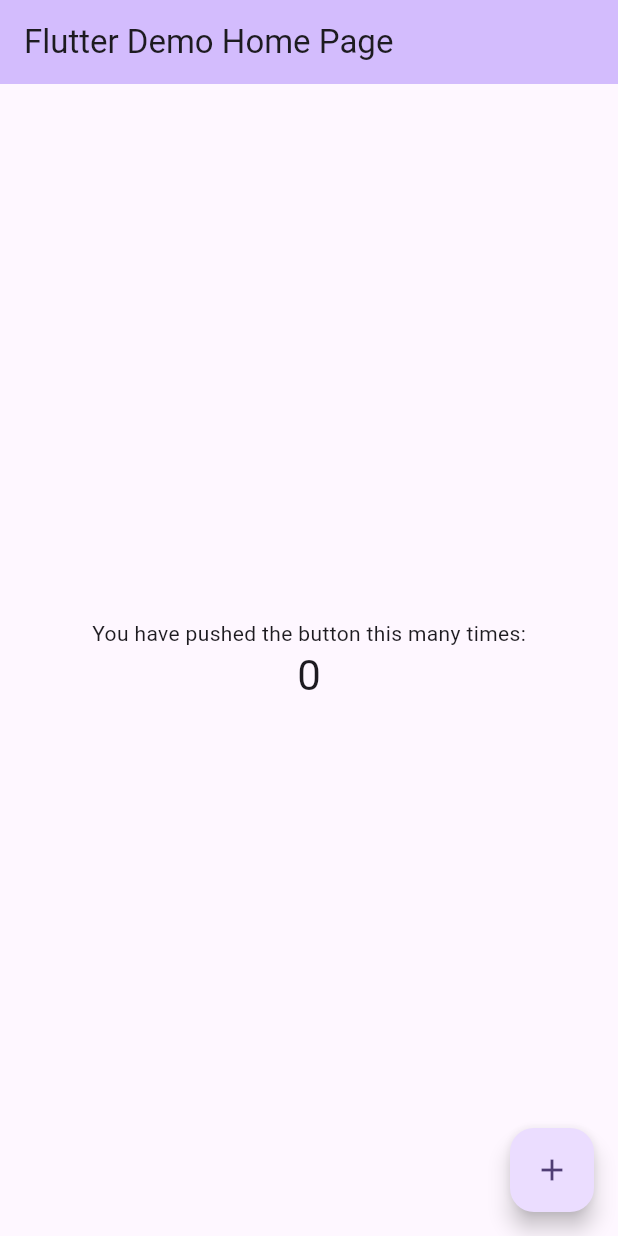
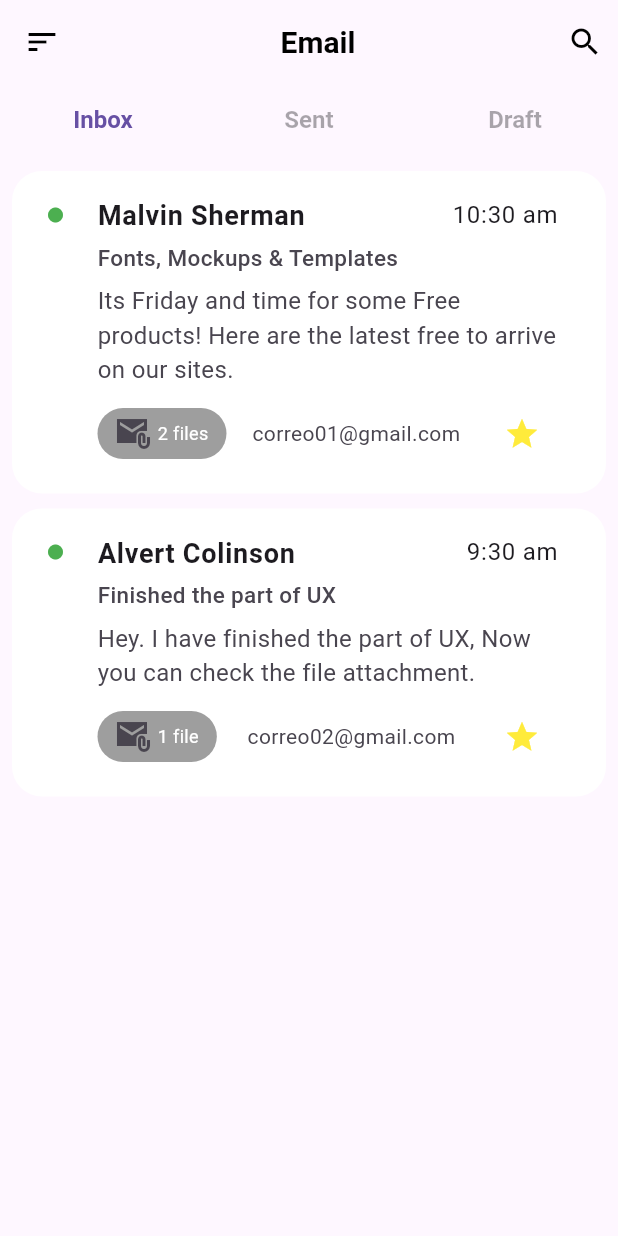
Before and after one commit to UrlishMarroquin/reto_disenio_2, a Flutter app: the screen it shows after launch, on a phone screen of 412 x 824 dp. Run offline on Flutter 3.47's test engine with Material 3 defaults, Android fonts, the phone set to English and light mode, and no system bars.

Commit message:
Agrega Codigo Fuente

```diff
--- /dev/null
+++ b/lib/constants/constants.dart
@@ -0,0 +1,51 @@
+import 'package:flutter/material.dart';
+
+const Color colorIconAppBar = Colors.black;
+const Color colorElemento = Colors.white;
+const Color colorEstadoAct = Colors.green;
+const Color colorFondo = Colors.grey;
+const Color colorIcono = Colors.blue;
+const Color colorFavorito = Colors.yellow;
+
+const TextStyle textoBar = TextStyle(
+  color: Colors.black,
+  fontSize: 20,
+  fontWeight: FontWeight.bold,
+);
+
+const TextStyle textoAct = TextStyle(
+  color: Colors.blue,
+  fontSize: 16,
+  fontWeight: FontWeight.bold,
+);
+
+const TextStyle textoIna = TextStyle(
+  color: Colors.grey,
+  fontSize: 16,
+  fontWeight: FontWeight.bold,
+);
+
+const TextStyle textoTitulo = TextStyle(
+  fontSize: 18,
+  fontWeight: FontWeight.bold,
+);
+
+const TextStyle textEnlace = TextStyle(
+  fontSize: 18,
+  fontWeight: FontWeight.bold,
+  color: Colors.blue,
+);
+
+const TextStyle textoSubtitulo = TextStyle(
+  fontSize: 15,
+  fontWeight: FontWeight.w500,
+);
+
+const TextStyle textoMensaje = TextStyle(
+  fontSize: 16,
+);
+
+const TextStyle textoArchivo = TextStyle(
+  fontSize: 12,
+  color: Colors.white,
+);
--- a/lib/main.dart
+++ b/lib/main.dart
@@ -1,125 +1,13 @@
 import 'package:flutter/material.dart';
+import 'package:reto_disenio_2/pages/pagina_uno.dart';
+import 'package:reto_disenio_2/pages/pagina_dos.dart';
 
 void main() {
-  runApp(const MyApp());
+  runApp(
+    MaterialApp(
+      home: PaginaUno(),
+      //home: PaginaDos(),
+      debugShowCheckedModeBanner: false,
+    ),
+  );
 }
-
-class MyApp extends StatelessWidget {
-  const MyApp({super.key});
-
-  // This widget is the root of your application.
-  @override
-  Widget build(BuildContext context) {
-    return MaterialApp(
-      title: 'Flutter Demo',
-      theme: ThemeData(
-        // This is the theme of your application.
-        //
-        // TRY THIS: Try running your application with "flutter run". You'll see
-        // the application has a purple toolbar. Then, without quitting the app,
-        // try changing the seedColor in the colorScheme below to Colors.green
-        // and then invoke "hot reload" (save your changes or press the "hot
-        // reload" button in a Flutter-supported IDE, or press "r" if you used
-        // the command line to start the app).
-        //
-        // Notice that the counter didn't reset back to zero; the application
-        // state is not lost during the reload. To reset the state, use hot
-        // restart instead.
-        //
-        // This works for code too, not just values: Most code changes can be
-        // tested with just a hot reload.
-        colorScheme: ColorScheme.fromSeed(seedColor: Colors.deepPurple),
-        useMaterial3: true,
-      ),
-      home: const MyHomePage(title: 'Flutter Demo Home Page'),
-    );
-  }
-}
-
-class MyHomePage extends StatefulWidget {
-  const MyHomePage({super.key, required this.title});
-
-  // This widget is the home page of your application. It is stateful, meaning
-  // that it has a State object (defined below) that contains fields that affect
-  // how it looks.
-
-  // This class is the configuration for the state. It holds the values (in this
-  // case the title) provided by the parent (in this case the App widget) and
-  // used by the build method of the State. Fields in a Widget subclass are
-  // always marked "final".
-
-  final String title;
-
-  @override
-  State<MyHomePage> createState() => _MyHomePageState();
-}
-
-class _MyHomePageState extends State<MyHomePage> {
-  int _counter = 0;
-
-  void _incrementCounter() {
-    setState(() {
-      // This call to setState tells the Flutter framework that something has
-      // changed in this State, which causes it to rerun the build method below
-      // so that the display can reflect the updated values. If we changed
-      // _counter without calling setState(), then the build method would not be
-      // called again, and so nothing would appear to happen.
-      _counter++;
-    });
-  }
-
-  @override
-  Widget build(BuildContext context) {
-    // This method is rerun every time setState is called, for instance as done
-    // by the _incrementCounter method above.
-    //
-    // The Flutter framework has been optimized to make rerunning build methods
-    // fast, so that you can just rebuild anything that needs updating rather
-    // than having to individually change instances of widgets.
-    return Scaffold(
-      appBar: AppBar(
-        // TRY THIS: Try changing the color here to a specific color (to
-        // Colors.amber, perhaps?) and trigger a hot reload to see the AppBar
-        // change color while the other colors stay the same.
-        backgroundColor: Theme.of(context).colorScheme.inversePrimary,
-        // Here we take the value from the MyHomePage object that was created by
-        // the App.build method, and use it to set our appbar title.
-        title: Text(widget.title),
-      ),
-      body: Center(
-        // Center is a layout widget. It takes a single child and positions it
-        // in the middle of the parent.
-        child: Column(
-          // Column is also a layout widget. It takes a list of children and
-          // arranges them vertically. By default, it sizes itself to fit its
-          // children horizontally, and tries to be as tall as its parent.
-          //
-          // Column has various properties to control how it sizes itself and
-          // how it positions its children. Here we use mainAxisAlignment to
-          // center the children vertically; the main axis here is the vertical
-          // axis because Columns are vertical (the cross axis would be
-          // horizontal).
-          //
-          // TRY THIS: Invoke "debug painting" (choose the "Toggle Debug Paint"
-          // action in the IDE, or press "p" in the console), to see the
-          // wireframe for each widget.
-          mainAxisAlignment: MainAxisAlignment.center,
-          children: <Widget>[
-            const Text(
-              'You have pushed the button this many times:',
-            ),
-            Text(
-              '$_counter',
-              style: Theme.of(context).textTheme.headlineMedium,
-            ),
-          ],
-        ),
-      ),
-      floatingActionButton: FloatingActionButton(
-        onPressed: _incrementCounter,
-        tooltip: 'Increment',
-        child: const Icon(Icons.add),
-      ), // This trailing comma makes auto-formatting nicer for build methods.
-    );
-  }
-}
--- /dev/null
+++ b/lib/models/email_model.dart
@@ -0,0 +1,21 @@
+class EmailModel {
+  String nombre;
+  String asunto;
+  String mensaje;
+  String hora;
+  String archivo;
+  String correo;
+  int estado;
+  bool favorito;
+
+  EmailModel({
+    required this.nombre,
+    required this.asunto,
+    required this.mensaje,
+    required this.hora,
+    required this.archivo,
+    required this.correo,
+    required this.estado,
+    required this.favorito,
+  });
+}
--- /dev/null
+++ b/lib/pages/pagina_uno.dart
@@ -0,0 +1,119 @@
+import 'package:flutter/material.dart';
+import 'package:reto_disenio_2/models/email_model.dart';
+import 'package:reto_disenio_2/constants/constants.dart';
+import 'package:reto_disenio_2/widgets/item_mail.dart';
+import 'package:reto_disenio_2/pages/pagina_dos.dart';
+
+class PaginaUno extends StatefulWidget {
+    @override
+  State<PaginaUno> createState() => _PaginaUno();
+}
+
+class _PaginaUno extends State<PaginaUno> {
+
+    List<EmailModel> emailList = [
+    EmailModel(
+      nombre: 'Malvin Sherman',
+      asunto: 'Fonts, Mockups & Templates',
+      mensaje: 'Its Friday and time for some Free products! Here are the latest free to arrive on our sites.',
+      hora: '10:30 am',
+      archivo: '2 files',
+      correo: 'correo01@gmail.com',
+      estado: 1,
+      favorito: true,
+    ),
+    EmailModel(
+      nombre: 'Alvert Colinson',
+      asunto: 'Finished the part of UX',
+      mensaje: 'Hey. I have finished the part of UX, Now you can check the file attachment.',
+      hora: '9:30 am',
+      archivo: '1 file',
+      correo: 'correo02@gmail.com',
+      estado: 2,
+      favorito: false,
+    ),
+  ];
+
+  @override
+  void initState() {
+    super.initState();
+  }
+
+  @override
+  Widget build(BuildContext context) {
+    return Scaffold(
+      appBar: AppBar(
+        leading: const Icon(
+          Icons.sort_sharp,
+          color: colorIconAppBar,
+        ),
+        title: const Center(
+          child: Text(
+            "Email",
+            style: textoBar,
+          ),
+        ),
+        actions: const [
+          Padding(
+            padding: EdgeInsets.only(
+              left: 10,
+              right: 10,
+            ),
+            child: Icon(
+              Icons.search_sharp,
+              color: colorIconAppBar,
+            ),
+          ),
+        ],
+      ),
+
+      body: Column(
+        children: [
+          Row(
+            mainAxisAlignment: MainAxisAlignment.spaceAround,
+            children: [
+              TextButton(
+                onPressed: () {},
+                style: TextButton.styleFrom(textStyle: textoAct),
+                child: const Text('Inbox'),
+              ),
+              TextButton(
+                onPressed: null,
+                style: TextButton.styleFrom(textStyle: textoIna),
+                child: const Text('Sent'),
+              ),
+              TextButton(
+                onPressed: null,
+                style: TextButton.styleFrom(textStyle: textoIna),
+                child: const Text('Draft'),
+              ),
+            ],
+          ),
+
+          ...emailList.map(
+            (e) => ItemEmail(
+              nombre: e.nombre,
+              asunto: e.asunto,
+              mensaje: e.mensaje,
+              hora: e.hora,
+              archivo: e.archivo,
+              correo: e.correo,
+              estado: e.estado,
+              favorito: e.favorito,
+              funcionElegido: () {
+                Navigator.of(context).push(MaterialPageRoute(builder: (context) => PaginaDos()));
+              },
+            ),
+          ),
+
+
+
+
+        ],
+      ),
+
+
+
+    );
+  }
+}
--- /dev/null
+++ b/lib/widgets/item_mail.dart
@@ -0,0 +1,127 @@
+import 'package:flutter/material.dart';
+import 'package:reto_disenio_2/constants/constants.dart';
+
+class ItemEmail extends StatelessWidget {
+  String nombre;
+  String asunto;
+  String mensaje;
+  String hora;
+  String archivo;
+  String correo;
+  int estado;
+  bool favorito;
+  VoidCallback funcionElegido;
+
+  ItemEmail({
+    required this.nombre,
+    required this.asunto,
+    required this.mensaje,
+    required this.hora,
+    required this.archivo,
+    required this.correo,
+    required this.estado,
+    required this.favorito,
+    required this.funcionElegido,
+  });
+
+  @override
+  Widget build(BuildContext context) {
+    return GestureDetector(
+      behavior: HitTestBehavior.opaque,
+          onTap: () {
+            funcionElegido();
+      },
+      child: Container(
+      padding: const EdgeInsets.fromLTRB(8, 10, 8, 0),
+      child: Container(
+        decoration: BoxDecoration(
+          borderRadius: BorderRadius.circular(20.0),
+          color: colorElemento,
+        ),
+        child: Padding(
+          padding: const EdgeInsets.all(8.0),
+          child: Row(
+            crossAxisAlignment: CrossAxisAlignment.start,
+            children: [
+              const Column(
+                children: [
+                  Padding(
+                    padding: EdgeInsets.fromLTRB(15, 15, 0, 0),
+                    child: Icon(
+                      Icons.circle,
+                      size: 12,
+                      color: colorEstadoAct,
+                    ),
+                  ),
+                ],
+              ),
+              const SizedBox(width: 6),
+              Expanded(
+                child: ListTile(
+                  title: Row(
+                    mainAxisAlignment: MainAxisAlignment.spaceBetween,
+                    children: [
+                      Text(
+                        nombre,
+                        style: textoTitulo,
+                      ),
+                      Text(hora),
+                    ],
+                  ),
+                  subtitle: Column(
+                    crossAxisAlignment: CrossAxisAlignment.start,
+                    children: [
+                      const SizedBox(height: 4),
+                      Text(
+                        asunto,
+                        style: textoSubtitulo,
+                      ),
+                      const SizedBox(height: 7),
+                      Text(
+                        mensaje,
+                        style: textoMensaje,
+                      ),
+                      const SizedBox(height: 7),
+                      Row(
+                        mainAxisAlignment: MainAxisAlignment.spaceBetween,
+                        children: [
+                          Container(
+                            decoration: BoxDecoration(
+                              borderRadius: BorderRadius.circular(25.0),
+                              color: colorFondo,
+                            ),
+                            child: Padding(
+                              padding: const EdgeInsets.fromLTRB(12, 5, 12, 5),
+                              child: Row(
+                                children: [
+                                  const Icon(Icons.attach_email_sharp),
+                                  const SizedBox(width: 4),
+                                  Text(
+                                    archivo,
+                                    style: textoArchivo,
+                                  ),
+                                ],
+                              ),
+                            ),
+                          ),
+                          Text(correo),
+                          const IconButton(
+                            icon: Icon(
+                              Icons.star_sharp,
+                              color: colorFavorito,
+                            ),
+                            onPressed: null,
+                          ),
+                        ],
+                      ),
+                    ],
+                  ),
+                ),
+              ),
+            ],
+          ),
+        ),
+      ),
+    ));
+  }
+}
--- a/pubspec.yaml
+++ b/pubspec.yaml
@@ -31,7 +31,6 @@ dependencies:
   flutter:
     sdk: flutter
 
-
   # The following adds the Cupertino Icons font to your application.
   # Use with the CupertinoIcons class for iOS style icons.
   cupertino_icons: ^1.0.6
@@ -59,6 +58,8 @@ flutter:
   uses-material-design: true
 
   # To add assets to your application, add an assets section, like this:
+  assets:
+    - assets/images/
   # assets:
   #   - images/a_dot_burr.jpeg
   #   - images/a_dot_ham.jpeg
```
Also changed, not shown: lib/pages/pagina_dos.dart (added, +192 -0 lines), assets/images/fichero.png (added), assets/images/icono01.png (added), 1 other file.
